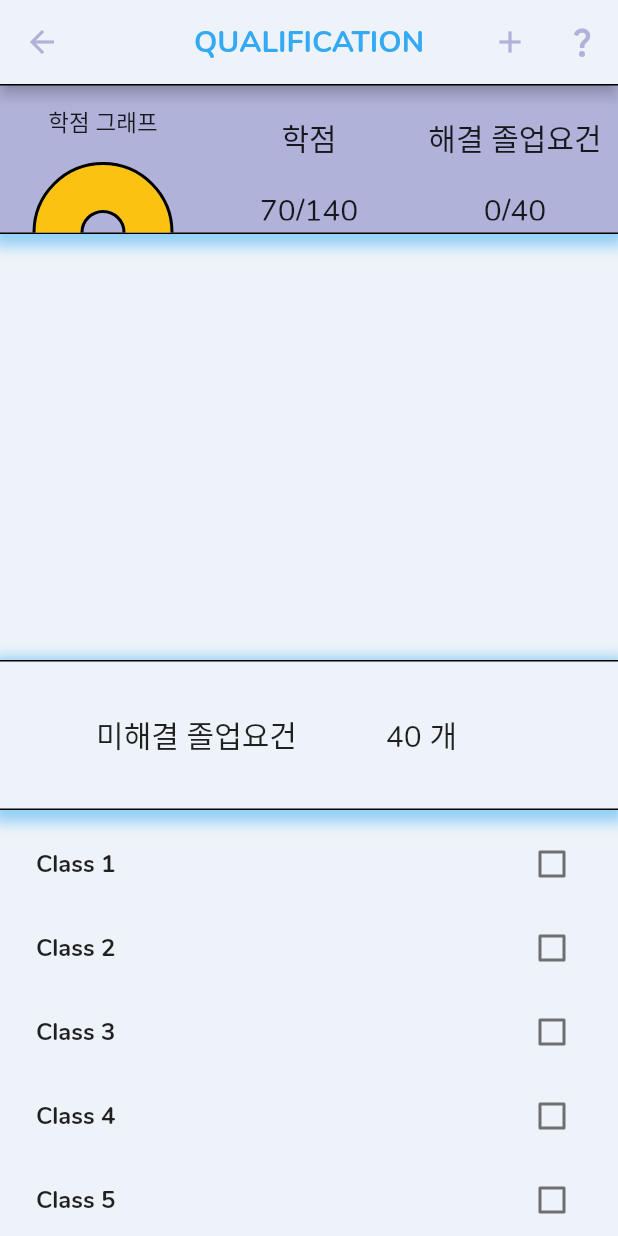
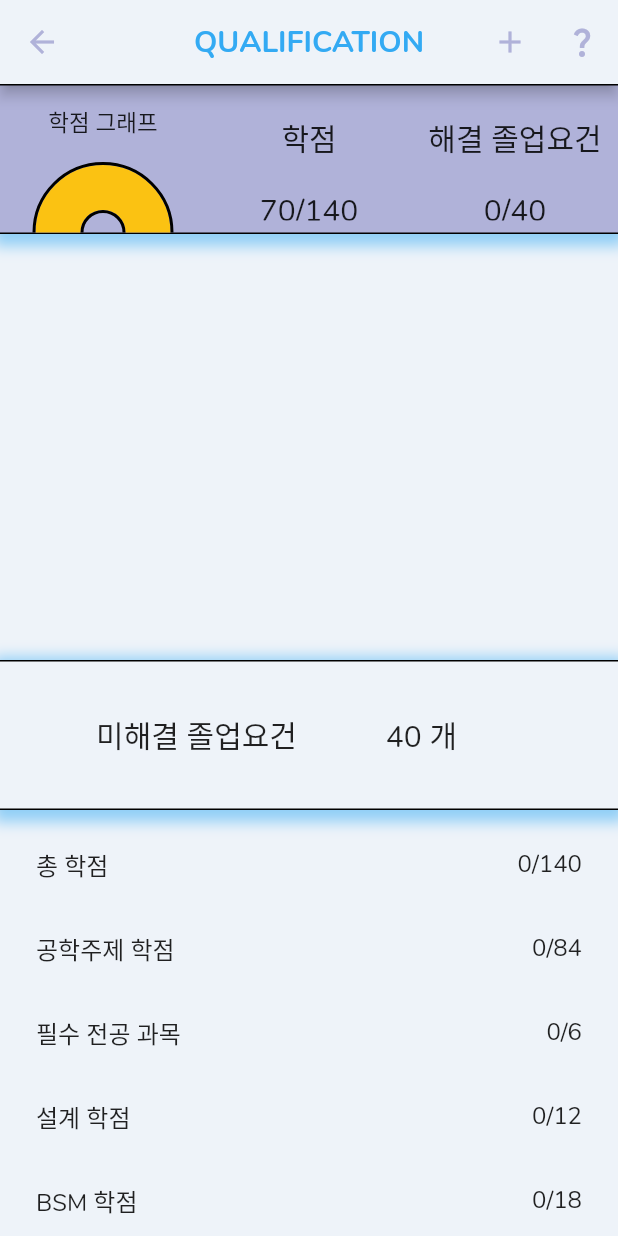
Before and after one commit to CAU-Mobile-Team4/causw_graduate, a Flutter app: the GraduateQualification screen opened directly, on a phone screen of 412 x 824 dp. Run offline on Flutter 3.47's test engine with Material 2 defaults, Android fonts, the phone set to English and light mode, and no system bars; our stand-ins replace shared_preferences; accounts and stored records are empty.

Commit message:
feat: 졸업 요건 분석 페이지 연결, 리스트만 연결했고, 숫자 등은 아직 미반영

```diff
--- a/lib/GraduateUI/GraduateQualification.dart
+++ b/lib/GraduateUI/GraduateQualification.dart
@@ -1,3 +1,5 @@
+import 'package:causw_graduate/GraduateProvider/Requirement/Detail/DetailCondition.dart';
+import 'package:causw_graduate/GraduateProvider/Requirement/GraduateAnalysis.dart';
 import 'package:causw_graduate/GraduateUI/ClassSelectionPage.dart';
 import 'package:causw_graduate/GraduateUI/GraduateInformationPage.dart';
 import 'package:causw_graduate/GraduateUI/InformationEntryPage.dart';
@@ -5,6 +7,8 @@ import 'package:causw_graduate/GraduateUI/InformationEntryPage.dart';
 import 'package:causw_graduate/GraduateUI/appColor.dart';
 import 'package:flutter/material.dart';
 import 'dart:math';
+
+import 'package:provider/provider.dart';
 
 class HalfCircularGraph extends StatefulWidget {
   const HalfCircularGraph({super.key});
@@ -91,6 +95,44 @@ class _GraduateQualificationState extends State<GraduateQualification> {
 
   @override
   Widget build(BuildContext context) {
+    final graduateAnalysis = Provider.of<GraduateAnalysis>(context);
+
+    Widget _buildTextBasedOnType(DetailCondition condition) {
+      switch (condition.type) {
+        case 1:
+          return Row(
+            mainAxisAlignment: MainAxisAlignment.spaceBetween,
+            children: [
+              Text(condition.conditionName),
+              Text('${condition.satisfied}/${condition.require}')
+            ],
+          );
+        case 2:
+          return Row(
+            mainAxisAlignment: MainAxisAlignment.spaceBetween,
+            children: [
+              Text('${condition.conditionName} (아래 ${condition.subCondition.length}개 중 ${condition.require}개 이상 만족)'),
+              Text('${condition.satisfied}/${condition.require}')
+            ],
+          );
+        case 3:
+          return Row(
+            mainAxisAlignment: MainAxisAlignment.spaceBetween,
+            children: [
+              Text('-> ${condition.conditionName}'),
+              Text('${condition.satisfied}/${condition.require}')
+            ],
+          );
+        default:
+          return Row(
+            mainAxisAlignment: MainAxisAlignment.spaceBetween,
+            children: [
+              Text(condition.conditionName),
+              Text('${condition.satisfied}/${condition.require}')
+            ],
+          );
+      }
+    }
 
     List<String> selectedClasses = [];
     for (int i = 0; i < classes.length; i++) {
@@ -223,17 +265,12 @@ class _GraduateQualificationState extends State<GraduateQualification> {
           Expanded(
             child: ListView.builder(
               shrinkWrap: true,
-                padding: EdgeInsets.all(8.0),
-              itemCount: selectedClasses.length,
+              padding: EdgeInsets.all(8.0),
+              itemCount: graduateAnalysis.satisfiedCondition.length,
               itemBuilder: (context,index){
-                return CheckboxListTile(
-                    title: Text(selectedClasses[index],style: TextStyle(fontWeight: FontWeight.bold),),
-                    value: checkedClasses[classes.indexOf(selectedClasses[index])],
-                    onChanged: (value){
-                      setState(() {
-                        checkedClasses[classes.indexOf(selectedClasses[index])] = value!;
-                      });
-                    }
+                DetailCondition condition = graduateAnalysis.satisfiedCondition[index];
+                return ListTile(
+                    title: _buildTextBasedOnType(condition)
                 );
               },
             ),
@@ -287,16 +324,11 @@ class _GraduateQualificationState extends State<GraduateQualification> {
             child: ListView.builder(
               shrinkWrap: true,
               padding: EdgeInsets.all(8.0),
-              itemCount: selectedClasses2.length,
+              itemCount: graduateAnalysis.requiredCondition.length,
               itemBuilder: (context,index){
-                return CheckboxListTile(
-                    title: Text(selectedClasses2[index],style: TextStyle(fontWeight: FontWeight.bold),),
-                    value: checkedClasses[classes.indexOf(selectedClasses2[index])],
-                    onChanged: (value){
-                      setState(() {
-                        checkedClasses[classes.indexOf(selectedClasses2[index])] = value!;
-                      });
-                    }
+                DetailCondition condition = graduateAnalysis.requiredCondition[index];
+                return ListTile(
+                    title: _buildTextBasedOnType(condition)
                 );
               },
             ),
```
